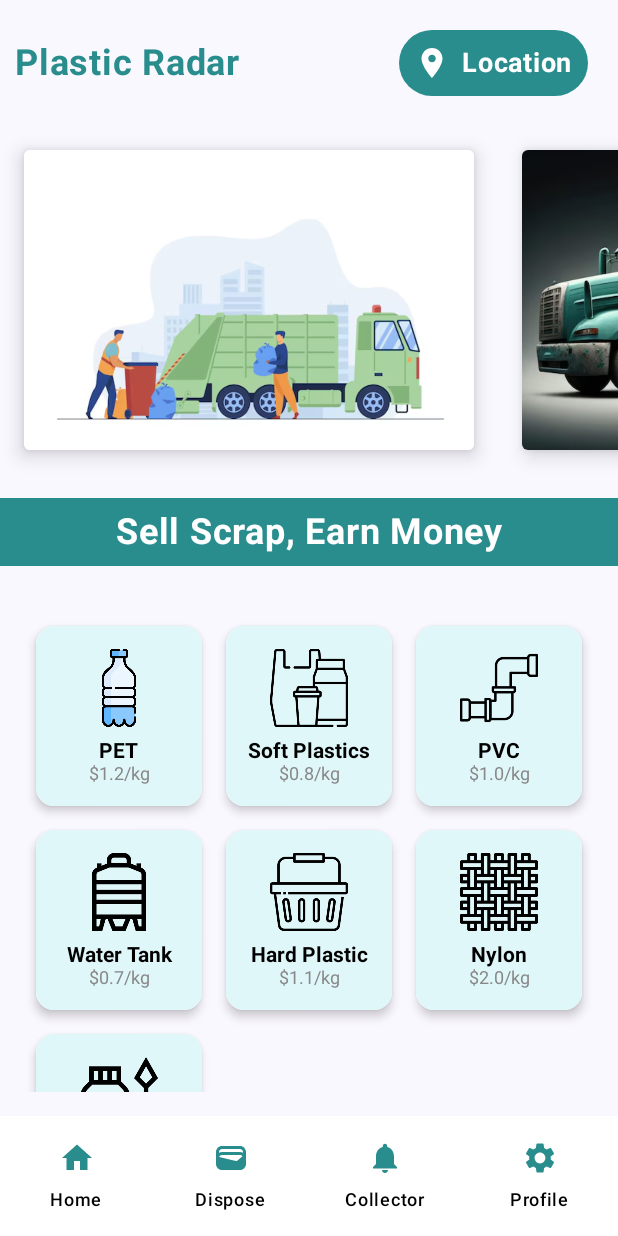
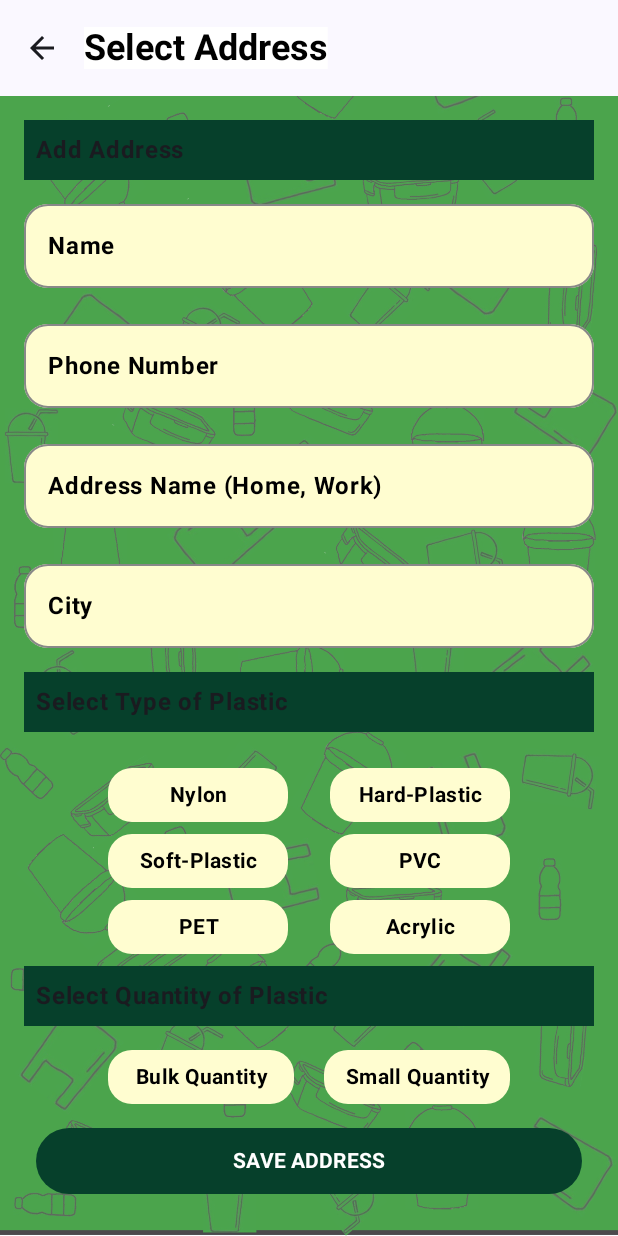
Before and after one commit to Jaswanth994/Plastic-Radar, an Android app built with Jetpack Compose: the AuthOrMainScreen screen opened through its navigation route, item 2 of the bottom bar chosen, on a phone screen of 412 x 824 dp. Run offline under Robolectric (Android 15) with nearby library versions, the light colour scheme and no system bars; our stand-ins replace Firebase (no records; nobody signed in at launch, a user with empty details on screens opened directly), accompanist.

Commit message:
Modified Dispose

```diff
--- a/app/build.gradle.kts
+++ b/app/build.gradle.kts
@@ -86,7 +86,8 @@ dependencies {
     implementation (libs.ui.tooling.preview)
     implementation (libs.androidx.lifecycle.runtime.ktx.v261)
     implementation (libs.androidx.activity.compose.v172)
-
-    implementation ("androidx.navigation:navigation-compose:2.5.3")
+    implementation (libs.androidx.ui.v140)
+    implementation (libs.androidx.material.v140)
+    implementation (libs.androidx.navigation.compose)
 
 }
--- a/app/src/main/java/com/example/plastic_radar/AppNavigation.kt
+++ b/app/src/main/java/com/example/plastic_radar/AppNavigation.kt
@@ -49,7 +49,8 @@ fun AppNavigation() {
         composable("home"){
             HomeScreen(navController)
         }
-
-
+        composable("dispose"){
+            Dispose(navController)
+        }
     }
 }
--- /dev/null
+++ b/app/src/main/java/com/example/plastic_radar/Dispose.kt
@@ -0,0 +1,339 @@
+
+package com.example.plastic_radar
+
+import androidx.compose.foundation.Image
+import androidx.compose.foundation.background
+import androidx.compose.foundation.clickable
+import androidx.compose.foundation.layout.Arrangement
+import androidx.compose.foundation.layout.Box
+import androidx.compose.foundation.layout.Column
+import androidx.compose.foundation.layout.PaddingValues
+import androidx.compose.foundation.layout.fillMaxSize
+import androidx.compose.foundation.layout.fillMaxWidth
+import androidx.compose.foundation.layout.height
+import androidx.compose.foundation.layout.padding
+import androidx.compose.foundation.lazy.grid.GridCells
+import androidx.compose.foundation.lazy.grid.LazyVerticalGrid
+import androidx.compose.foundation.shape.RoundedCornerShape
+import androidx.compose.material.icons.Icons
+import androidx.compose.material.icons.filled.ArrowBack
+import androidx.compose.material3.Button
+import androidx.compose.material3.ButtonDefaults
+import androidx.compose.material3.ButtonDefaults.shape
+import androidx.compose.material3.ExperimentalMaterial3Api
+import androidx.compose.material3.Icon
+import androidx.compose.material3.IconButton
+import androidx.compose.material3.MaterialTheme
+import androidx.compose.material3.OutlinedTextField
+import androidx.compose.material3.Scaffold
+import androidx.compose.material3.Surface
+import androidx.compose.material3.Text
+import androidx.compose.material3.TextFieldDefaults
+import androidx.compose.material3.TopAppBar
+import androidx.compose.runtime.Composable
+import androidx.compose.runtime.getValue
+import androidx.compose.runtime.mutableStateOf
+import androidx.compose.runtime.remember
+import androidx.compose.runtime.setValue
+import androidx.compose.ui.Alignment
+import androidx.compose.ui.Modifier
+import androidx.compose.ui.draw.alpha
+import androidx.compose.ui.graphics.Color
+import androidx.compose.ui.layout.ContentScale
+import androidx.compose.ui.res.colorResource
+import androidx.compose.ui.res.painterResource
+import androidx.compose.ui.text.font.FontWeight
+import androidx.compose.ui.text.style.TextAlign
+import androidx.compose.ui.tooling.preview.Preview
+import androidx.compose.ui.unit.dp
+import androidx.navigation.NavHostController
+
+
+@OptIn(ExperimentalMaterial3Api::class)
+@Composable
+fun Dispose(navContoller: NavHostController) {
+    Scaffold(
+        topBar = {
+            TopAppBar(
+                title = { Text(text = "Select Address", fontWeight = FontWeight.Bold) },
+                navigationIcon = {
+                    IconButton(onClick = { /* Handle back press */ }) {
+                        Icon(Icons.Default.ArrowBack, contentDescription = "Back")
+                    }
+                }
+            )
+        }
+    ) { paddingValues ->
+        AddressFormContent(paddingValues)
+    }
+}
+
+@OptIn(ExperimentalMaterial3Api::class)
+@Composable
+fun AddressFormContent(paddingValues: PaddingValues) {
+    var selectedOptions by remember { mutableStateOf(setOf<String>()) }
+    val availableOptions = listOf("Nylon", "Hard-Plastic", "Soft-Plastic", "PVC", "PET", "Acrylic")
+    val quantity = listOf("Bulk Quantity", "Small Quantity")
+
+    var name by remember { mutableStateOf("") }
+    var phoneNumber by remember { mutableStateOf("") }
+    var addressName by remember { mutableStateOf("") }
+    var city by remember { mutableStateOf("") }
+
+    Image(
+        painter = painterResource(id = R.drawable.background2), // Replace with your background image resource
+        contentDescription = null,
+        contentScale = ContentScale.Crop,
+        modifier = Modifier
+            .fillMaxSize()
+            .alpha(0.7f) // You can adjust the alpha value for transparency
+    )
+    Column(
+        modifier = Modifier
+            .padding(paddingValues)
+            .padding(16.dp)
+    ) {
+        Box(
+            modifier = Modifier
+                .fillMaxWidth()
+                .padding(bottom = 8.dp)
+                .background(colorResource(id = R.color.green)) // Set the background color to green
+        ) {
+            Text(
+                text = "Add Address",
+                fontWeight = FontWeight.Bold,
+                //style = MaterialTheme.typography.titleLarge,
+                //color = Color.White, // Optional: Change text color to white for better contrast
+                modifier = Modifier.padding(8.dp) // Add padding inside the box for the text
+            )
+        }
+
+        OutlinedTextField(
+            value = name,
+            onValueChange = { name = it },
+            label = { Text(text = "Name", fontWeight = FontWeight.Bold) },
+            modifier = Modifier
+                .fillMaxWidth()
+                .padding(bottom = 16.dp),
+            colors = TextFieldDefaults.textFieldColors(
+                focusedTextColor = Color.Black,
+                unfocusedTextColor = Color.Black,
+                focusedIndicatorColor = Color.Blue,
+                unfocusedIndicatorColor = Color.Gray,
+                cursorColor = Color.Black,
+                focusedLabelColor = Color.Black,
+                unfocusedLabelColor = Color.Black,
+                containerColor = colorResource(id = R.color.cream)
+            ),
+            shape = RoundedCornerShape(16.dp)
+        )
+        OutlinedTextField(
+            value = phoneNumber,
+            onValueChange = { phoneNumber = it },
+            label = { Text(text = "Phone Number", fontWeight = FontWeight.Bold) },
+            modifier = Modifier
+                .fillMaxWidth()
+                .padding(bottom = 16.dp),
+            colors = TextFieldDefaults.textFieldColors(
+                focusedTextColor = Color.Black,
+                unfocusedTextColor = Color.Black,
+                focusedIndicatorColor = Color.Blue,
+                unfocusedIndicatorColor = Color.Gray,
+                cursorColor = Color.Black,
+                focusedLabelColor = Color.Black,
+                unfocusedLabelColor = Color.Black,
+                containerColor = colorResource(id = R.color.cream)
+            ),
+            shape = RoundedCornerShape(16.dp)
+        )
+        OutlinedTextField(
+            value = addressName,
+            onValueChange = { addressName = it },
+            label = { Text(text = "Address Name (Home, Work)", fontWeight = FontWeight.Bold) },
+            modifier = Modifier
+                .fillMaxWidth()
+                .padding(bottom = 16.dp),
+            colors = TextFieldDefaults.textFieldColors(
+                focusedTextColor = Color.Black,
+                unfocusedTextColor = Color.Black,
+                focusedIndicatorColor = Color.Blue,
+                unfocusedIndicatorColor = Color.Gray,
+                cursorColor = Color.Black,
+                focusedLabelColor = Color.Black,
+                unfocusedLabelColor = Color.Black,
+                containerColor = colorResource(id = R.color.cream)
+            ),
+            shape = RoundedCornerShape(16.dp)
+        )
+        OutlinedTextField(
+            value = city,
+            onValueChange = { city = it },
+            label = { Text(text = "City", fontWeight = FontWeight.Bold) },
+            modifier = Modifier
+                .fillMaxWidth()
+                .padding(bottom = 16.dp),
+            colors = TextFieldDefaults.textFieldColors(
+                focusedTextColor = Color.Black,
+                unfocusedTextColor = Color.Black,
+                focusedIndicatorColor = Color.Blue,
+                unfocusedIndicatorColor = Color.Gray,
+                cursorColor = Color.Black,
+                focusedLabelColor = Color.Black,
+                unfocusedLabelColor = Color.Black,
+                containerColor = colorResource(id = R.color.cream)
+            ),
+            shape = RoundedCornerShape(16.dp)
+        )
+//        Text(
+//            text = "Select the type of plastic",
+//            fontWeight = FontWeight.Bold,
+//            style = MaterialTheme.typography.titleLarge,
+//            modifier = Modifier.padding(bottom = 16.dp),
+//        )
+        Box(
+            modifier = Modifier
+                .fillMaxWidth()
+                .padding(bottom = 16.dp)
+                .background(colorResource(id = R.color.green)
+                ), // Set the background color to green
+
+        )
+
+        {
+            Text(
+                text = "Select Type of Plastic",
+                fontWeight = FontWeight.Bold,
+                //style = MaterialTheme.typography.titleLarge,
+                //color = Color.White, // Optional: Change text color to white for better contrast
+                modifier = Modifier.padding(8.dp) // Add padding inside the box for the text
+            )
+        }
+
+
+        Box(
+            modifier = Modifier.fillMaxWidth(),
+            contentAlignment = Alignment.Center
+        ) {
+            LazyVerticalGrid(
+                columns = GridCells.Fixed(2),
+                modifier = Modifier.fillMaxWidth(0.8f), // Adjust width to center
+                contentPadding = PaddingValues(8.dp),
+                horizontalArrangement = Arrangement.spacedBy(8.dp),
+                verticalArrangement = Arrangement.spacedBy(8.dp)
+            ) {
+                items(availableOptions.size) { index ->
+                    val option = availableOptions[index]
+                    SelectableChip(
+                        label = option,
+                        isSelected = selectedOptions.contains(option),
+                        onClick = {
+                            selectedOptions = if (selectedOptions.contains(option)) {
+                                selectedOptions - option
+                            } else {
+                                selectedOptions + option
+                            }
+                        }
+                    )
+                }
+            }
+        }
+
+        Box(
+            modifier = Modifier
+                .fillMaxWidth()
+                .padding(bottom = 8.dp)
+                .background(colorResource(id = R.color.green)),
+
+        ) {
+            Text(
+                text = "Select Quantity of Plastic",
+                fontWeight = FontWeight.Bold,
+                //style = MaterialTheme.typography.titleLarge,
+                //color = Color.White, // Optional: Change text color to white for better contrast
+                modifier = Modifier.padding(8.dp) // Add padding inside the box for the text
+            )
+        }
+
+        Box(
+            modifier = Modifier.fillMaxWidth(),
+            contentAlignment = Alignment.Center
+        ) {
+            LazyVerticalGrid(
+                columns = GridCells.Fixed(2),
+                modifier = Modifier.fillMaxWidth(0.8f), // Adjust width to center
+                contentPadding = PaddingValues(8.dp),
+                horizontalArrangement = Arrangement.Center, //Arrangement.spacedBy(10.dp),
+                verticalArrangement = Arrangement.spacedBy(8.dp),
+            ) {
+                items(quantity.size) { index ->
+                    val option = quantity[index]
+                    SelectableChip(
+                        label = option,
+                        isSelected = selectedOptions.contains(option),
+                        onClick = {
+                            selectedOptions = if (selectedOptions.contains(option)) {
+                                selectedOptions - option
+                            } else {
+                                selectedOptions + option
+                            }
+                        }
+                    )
+                }
+            }
+        }
+
+        Button(
+            onClick = { /* Handle save address */ },
+            modifier = Modifier
+                .fillMaxWidth()
+                .height(60.dp)
+                .padding(8.dp),
+            colors = ButtonDefaults.buttonColors(
+                containerColor = colorResource(id = R.color.green), // Change to your color
+                contentColor = Color.Black
+            )
+        ) {
+            Text(text = "SAVE ADDRESS", fontWeight = FontWeight.Bold, color = Color.White)
+        }
+    }
+}
+
+@Composable
+fun SelectableChip(
+    label: String,
+    isSelected: Boolean,
+    onClick: () -> Unit
+) {
+    val backgroundColor = if (isSelected) Color.Blue else colorResource(id = R.color.cream)
+    val contentColor = if (isSelected) Color.White else Color.Black
+
+    Surface(
+        modifier = Modifier
+            .padding(horizontal = 10.dp)
+            .clickable(onClick = onClick),
+        color = backgroundColor,
+        shape = RoundedCornerShape(16.dp),
+        tonalElevation = 4.dp // Adds shadow effect similar to elevation
+    ) {
+        Column(
+            modifier = Modifier
+                .padding(horizontal = 0.dp, vertical = 8.dp),
+            horizontalAlignment = Alignment.CenterHorizontally, //Arrangement.spacedBy(10.dp),
+            verticalArrangement = Arrangement.spacedBy(8.dp),
+        ) {
+            Text(
+                text = label,
+                color = contentColor,
+                fontWeight = FontWeight.Bold,
+                textAlign = TextAlign.Center,
+                style = MaterialTheme.typography.bodyMedium,
+            )
+        }
+    }
+}
+
+@Preview(showBackground = true)
+@Composable
+fun AddressScreenPreview() {
+    AddressFormContent(PaddingValues(0.dp))
+}
--- a/app/src/main/java/com/example/plastic_radar/Routes.kt
+++ b/app/src/main/java/com/example/plastic_radar/Routes.kt
@@ -1,4 +1,6 @@
 package com.example.plastic_radar
+
+import android.location.Address
 
 object Routes {
     var SplashScreen = "splash_screen"
--- a/app/src/main/res/values/colors.xml
+++ b/app/src/main/res/values/colors.xml
@@ -7,4 +7,6 @@
     <color name="teal_700">#FF018786</color>
     <color name="black">#FF000000</color>
     <color name="white">#FFFFFFFF</color>
+    <color name = "cream">#FFFDD0</color>
+    <color name = "green">#06402B</color>
 </resources>
--- a/gradle/libs.versions.toml
+++ b/gradle/libs.versions.toml
@@ -17,10 +17,13 @@ firebaseFirestore = "25.0.0"
 firebaseDatabase = "21.0.0"
 composeMaterial3 = "1.0.0-alpha23"
 lifecycleRuntimeKtxVersion = "2.6.1"
+material = "1.4.0"
 materialIconsExtended = "1.6.8"
+navigationCompose = "2.7.7"
 ui = "1.6.8"
 uiToolingPreview = "1.6.8"
 constraintlayout = "2.1.4"
+uiVersion = "1.4.0"
 
 [libraries]
 accompanist-systemuicontroller = { module = "com.google.accompanist:accompanist-systemuicontroller", version.ref = "accompanistSystemuicontroller" }
@@ -29,6 +32,9 @@ androidx-core-ktx = { group = "androidx.core", name = "core-ktx", version.ref =
 androidx-lifecycle-runtime-ktx-v261 = { module = "androidx.lifecycle:lifecycle-runtime-ktx", version.ref = "lifecycleRuntimeKtxVersion" }
 androidx-material = { module = "androidx.compose.material:material", version.ref = "materialIconsExtended" }
 androidx-material-icons-extended = { module = "androidx.compose.material:material-icons-extended", version.ref = "materialIconsExtended" }
+androidx-material-v140 = { module = "androidx.compose.material:material", version.ref = "material" }
+androidx-navigation-compose = { module = "androidx.navigation:navigation-compose", version.ref = "navigationCompose" }
+androidx-ui-v140 = { module = "androidx.compose.ui:ui", version.ref = "uiVersion" }
 firebase-analytics = { module = "com.google.firebase:firebase-analytics" }
 firebase-bom = { module = "com.google.firebase:firebase-bom", version.ref = "firebaseBom" }
 junit = { group = "junit", name = "junit", version.ref = "junit" }
```
Also changed, not shown: app/src/main/java/com/example/plastic_radar/AuthScreen.kt (+105 -18 lines), app/src/main/res/drawable/background2.png (added).
